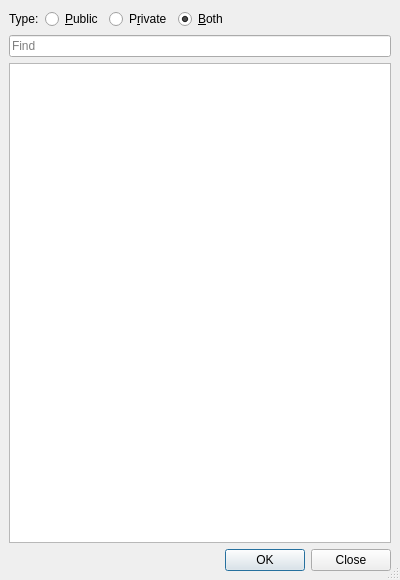
Before: the Qt Designer form code/flist_messenger/flist_channellistdialog.ui in Dhwty/flist-messenger, drawn with Qt 5.
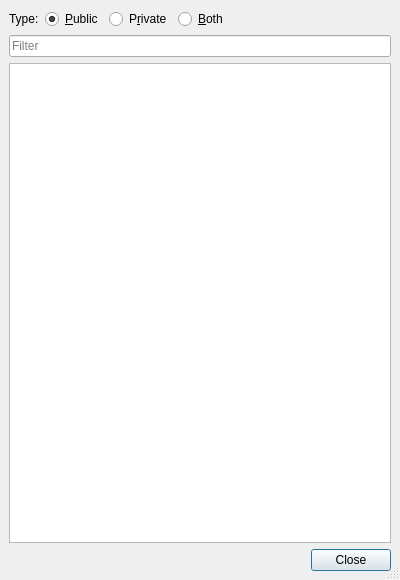
After: the same form once the commit is applied.

The edit to the form file:
```diff
--- a/code/flist_messenger/flist_channellistdialog.ui
+++ b/code/flist_messenger/flist_channellistdialog.ui
@@ -41,7 +41,7 @@
         <string>&amp;Public</string>
        </property>
        <property name="checked">
-        <bool>false</bool>
+        <bool>true</bool>
        </property>
       </widget>
      </item>
@@ -58,7 +58,7 @@
         <string>&amp;Both</string>
        </property>
        <property name="checked">
-        <bool>true</bool>
+        <bool>false</bool>
        </property>
       </widget>
      </item>
@@ -80,7 +80,7 @@
    <item>
     <widget class="QLineEdit" name="chFilterText">
      <property name="placeholderText">
-      <string>Find</string>
+      <string>Filter</string>
      </property>
     </widget>
    </item>
@@ -139,7 +139,7 @@
    <item>
     <widget class="QDialogButtonBox" name="buttonBox">
      <property name="standardButtons">
-      <set>QDialogButtonBox::Close|QDialogButtonBox::Ok</set>
+      <set>QDialogButtonBox::Close</set>
      </property>
     </widget>
    </item>
```
